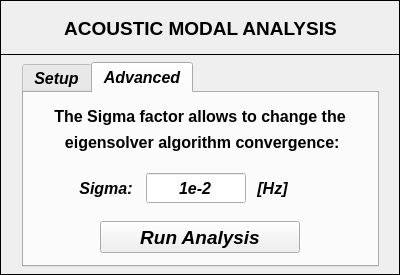
This is pulse/uix/user_input/ui/acousticModalAnalysisInput.ui in open-pulse/OpenPulse as Qt 5 draws it before an edit. The edited form follows.
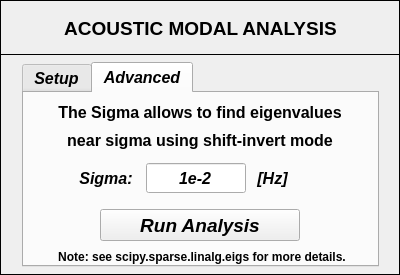
This is the edited form. The open tabs and pages were chosen to show the change. Icons and pictures are not drawn.

```diff
--- a/pulse/uix/user_input/ui/acousticModalAnalysisInput.ui
+++ b/pulse/uix/user_input/ui/acousticModalAnalysisInput.ui
@@ -288,7 +288,7 @@
       <property name="geometry">
        <rect>
         <x>224</x>
-        <y>80</y>
+        <y>70</y>
         <width>49</width>
         <height>30</height>
        </rect>
@@ -324,7 +324,7 @@
       <property name="geometry">
        <rect>
         <x>42</x>
-        <y>80</y>
+        <y>70</y>
         <width>80</width>
         <height>30</height>
        </rect>
@@ -360,7 +360,7 @@
       <property name="geometry">
        <rect>
         <x>122</x>
-        <y>80</y>
+        <y>70</y>
         <width>100</width>
         <height>30</height>
        </rect>
@@ -397,7 +397,7 @@
       <property name="geometry">
        <rect>
         <x>76</x>
-        <y>128</y>
+        <y>116</y>
         <width>200</width>
         <height>32</height>
        </rect>
@@ -430,21 +430,21 @@
      <widget class="QLabel" name="label_7">
       <property name="geometry">
        <rect>
-        <x>16</x>
-        <y>8</y>
-        <width>320</width>
+        <x>6</x>
+        <y>4</y>
+        <width>340</width>
         <height>30</height>
        </rect>
       </property>
       <property name="minimumSize">
        <size>
-        <width>320</width>
+        <width>340</width>
         <height>30</height>
        </size>
       </property>
       <property name="maximumSize">
        <size>
-        <width>320</width>
+        <width>340</width>
         <height>30</height>
        </size>
       </property>
@@ -458,7 +458,7 @@
        </font>
       </property>
       <property name="text">
-       <string>The Sigma factor allows to change the</string>
+       <string>The Sigma allows to find eigenvalues</string>
       </property>
       <property name="textFormat">
        <enum>Qt::AutoText</enum>
@@ -470,21 +470,21 @@
      <widget class="QLabel" name="label_8">
       <property name="geometry">
        <rect>
-        <x>16</x>
-        <y>34</y>
-        <width>320</width>
+        <x>6</x>
+        <y>32</y>
+        <width>340</width>
         <height>30</height>
        </rect>
       </property>
       <property name="minimumSize">
        <size>
-        <width>320</width>
+        <width>340</width>
         <height>30</height>
        </size>
       </property>
       <property name="maximumSize">
        <size>
-        <width>320</width>
+        <width>340</width>
         <height>30</height>
        </size>
       </property>
@@ -498,7 +498,47 @@
        </font>
       </property>
       <property name="text">
-       <string> eigensolver algorithm convergence:</string>
+       <string>near sigma using shift-invert mode</string>
+      </property>
+      <property name="textFormat">
+       <enum>Qt::AutoText</enum>
+      </property>
+      <property name="alignment">
+       <set>Qt::AlignCenter</set>
+      </property>
+     </widget>
+     <widget class="QLabel" name="label_10">
+      <property name="geometry">
+       <rect>
+        <x>18</x>
+        <y>154</y>
+        <width>320</width>
+        <height>20</height>
+       </rect>
+      </property>
+      <property name="minimumSize">
+       <size>
+        <width>320</width>
+        <height>20</height>
+       </size>
+      </property>
+      <property name="maximumSize">
+       <size>
+        <width>320</width>
+        <height>20</height>
+       </size>
+      </property>
+      <property name="font">
+       <font>
+        <family>Arial</family>
+        <pointsize>9</pointsize>
+        <weight>75</weight>
+        <italic>false</italic>
+        <bold>true</bold>
+       </font>
+      </property>
+      <property name="text">
+       <string>Note: see scipy.sparse.linalg.eigs for more details.</string>
       </property>
       <property name="textFormat">
        <enum>Qt::AutoText</enum>
```
Left out of the diff: 2 changed lines with no effect on the pictures.
